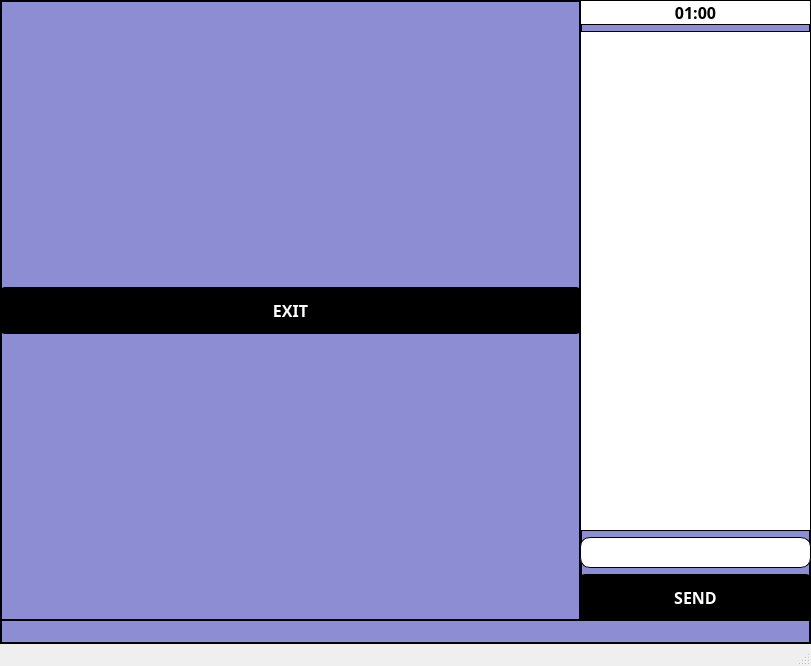
Before: the Qt Designer form game_room.ui in udazzZZ/pixel_battle, drawn with Qt 5.
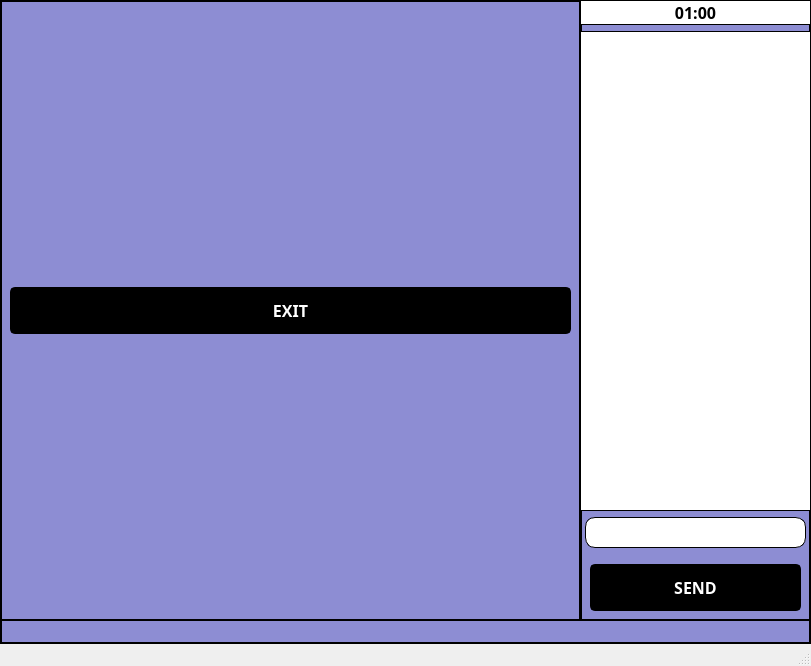
After: the same form once the commit is applied.

```diff
--- a/game_room.ui
+++ b/game_room.ui
@@ -58,6 +58,7 @@
 	border-radius: 5px;
 	padding: 10px 10px;
 	color: rgb(255, 255, 255);
+	margin: 10px;
 }
 #pushButton:hover {
 	color: rgb(0, 0, 0);
@@ -114,6 +115,7 @@
 	border-radius: 5px;
 	padding: 10px 10px;
 	color: rgb(255, 255, 255);
+	margin: 10px;
 }
 #pushButton_2:hover {
 	color: rgb(0, 0, 0);
@@ -137,7 +139,9 @@
        </property>
        <property name="styleSheet">
         <string notr="true">border-radius: 10px;
-border: 1px solid black;</string>
+border: 1px solid black;
+margin-right: 5px;
+margin-left: 5px;</string>
        </property>
       </widget>
      </item>
```
